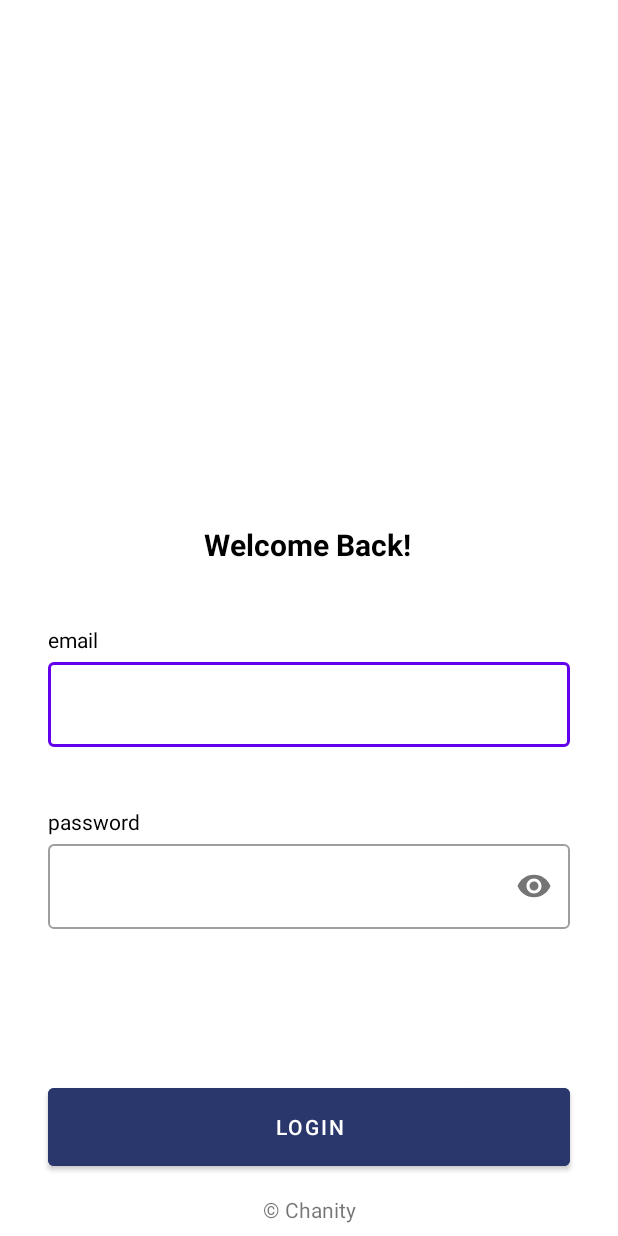
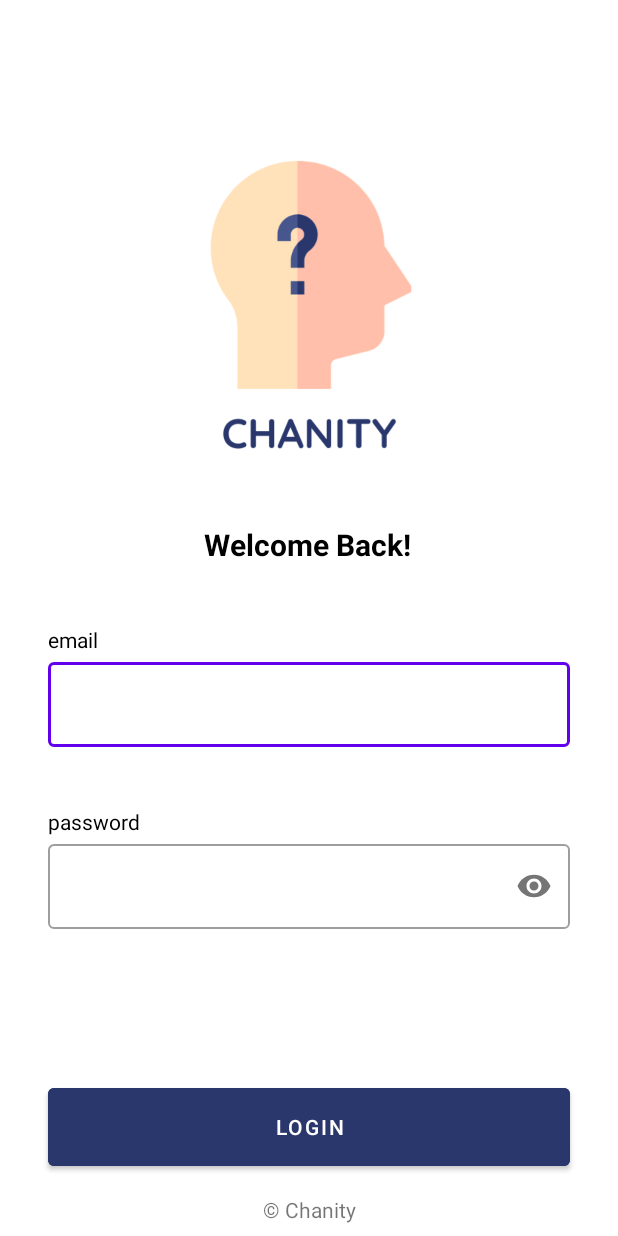
Before and after one commit to GeraldoJulius/Chanity, an Android app: the layout activity_login.xml on its own in the app's theme, with its tools: preview values and no code run, on a phone screen of 412 x 824 dp. Run offline under Robolectric (Android 15) with nearby library versions, the phone set to English and light mode, and no system bars.

Commit message:
nambah logo

```diff
--- a/app/src/main/res/layout/activity_login.xml
+++ b/app/src/main/res/layout/activity_login.xml
@@ -16,6 +16,7 @@
         app:layout_constraintEnd_toEndOf="parent"
         app:layout_constraintStart_toStartOf="parent"
         app:layout_constraintTop_toTopOf="@+id/guidelineHorizontal2"
+        android:src="@drawable/chanity"
         />
 
     <TextView
--- a/app/src/main/res/layout/activity_signup.xml
+++ b/app/src/main/res/layout/activity_signup.xml
@@ -16,6 +16,7 @@
         app:layout_constraintEnd_toEndOf="parent"
         app:layout_constraintStart_toStartOf="parent"
         app:layout_constraintTop_toTopOf="@+id/guideline2"
+        android:src="@drawable/chanity"
          />
 
     <TextView
--- a/app/src/main/res/layout/activity_welcome.xml
+++ b/app/src/main/res/layout/activity_welcome.xml
@@ -15,6 +15,7 @@
         app:layout_constraintEnd_toEndOf="parent"
         app:layout_constraintStart_toStartOf="parent"
         app:layout_constraintTop_toTopOf="parent"
+        android:src="@drawable/chanity"
          />
 
     <TextView
```
